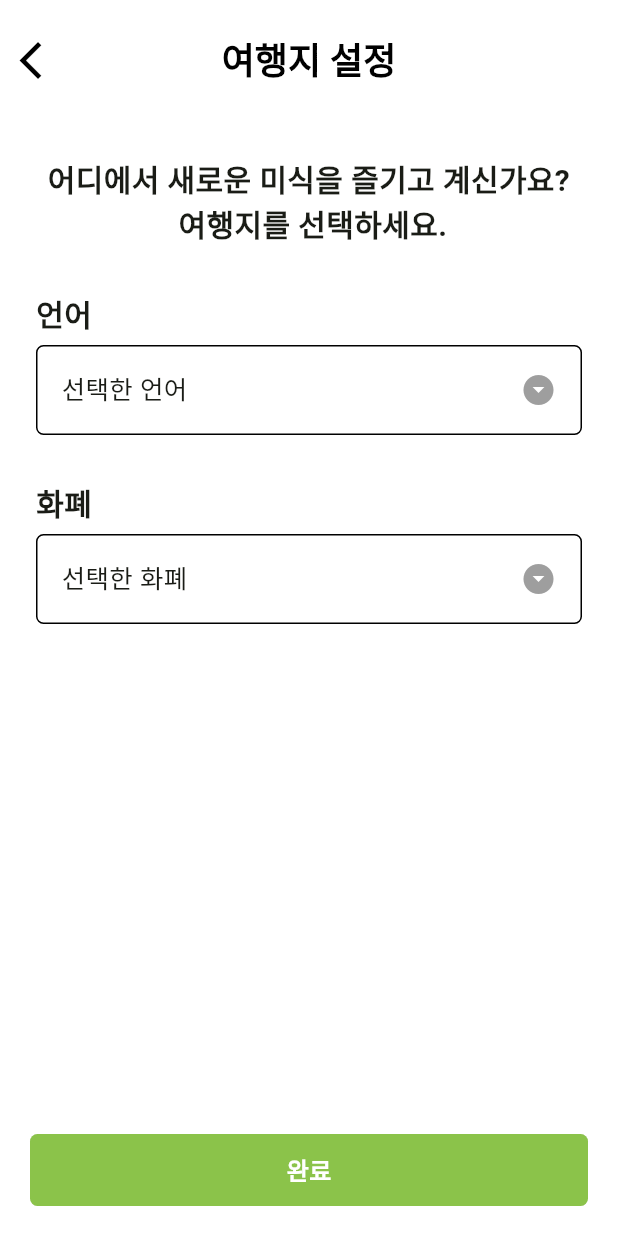
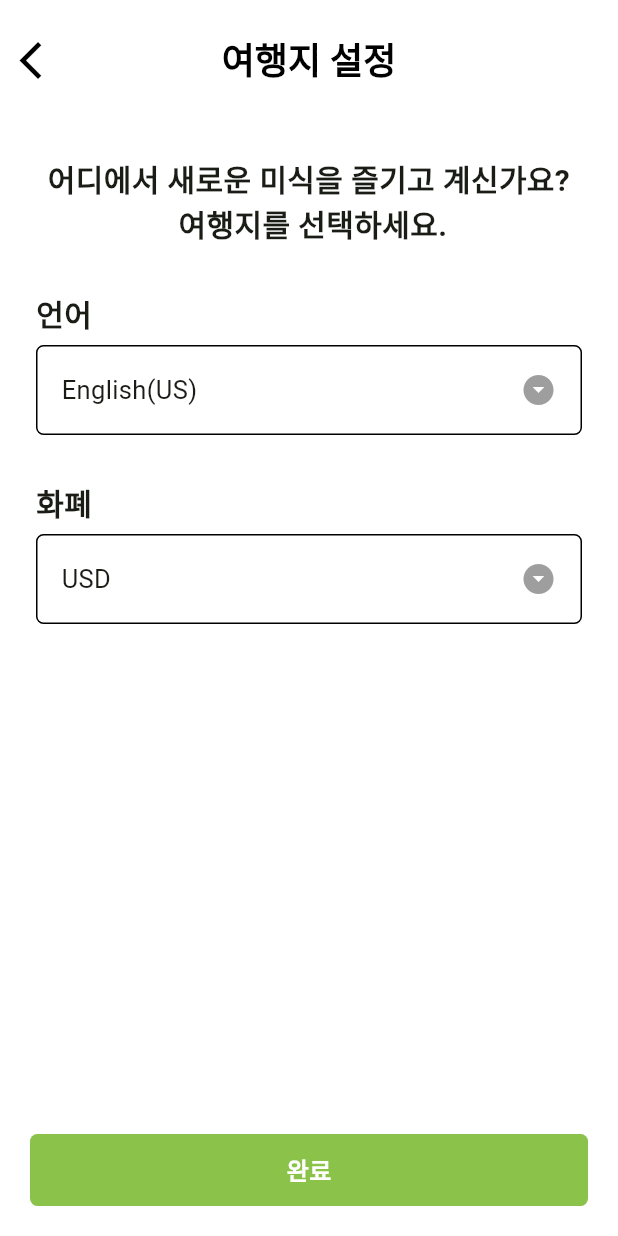
Before and after one commit to Team-FoodiePass/FoodiePass-Android, a Flutter app: the screen it shows after launch, after a tap on "여행지 설정 >", on a phone screen of 412 x 824 dp. Run offline on Flutter 3.47's test engine with Material 3 defaults, Android fonts, the phone set to English and light mode, and no system bars; our stand-ins replace flutter_svg, get, image_picker; project files that could hold a hidden picture were left out.

Commit message:
[#14] feat: 데이터 연동
프로필 정보와 여행지 정보를 필요한 페이지에 연동
- home_page
- profile_setting_page
- destination_setting_page

```diff
--- a/lib/pages/destination_setting_page.dart
+++ b/lib/pages/destination_setting_page.dart
@@ -1,5 +1,7 @@
 import 'package:flutter/material.dart';
 import 'package:get/get.dart';
+
+import '../controller/DestinationController.dart';
 
 class DestinationSettingPage extends StatefulWidget {
   const DestinationSettingPage({super.key});
@@ -9,6 +11,9 @@ class DestinationSettingPage extends StatefulWidget {
 }
 
 class _DestinationSettingPageState extends State<DestinationSettingPage> {
+  final DestinationController destinationController =
+      Get.put(DestinationController());
+
   @override
   Widget build(BuildContext context) {
     return Scaffold(
@@ -55,7 +60,7 @@ class _DestinationSettingPageState extends State<DestinationSettingPage> {
                 "어디에서 새로운 미식을 즐기고 계신가요?\n 여행지를 선택하세요.",
                 textAlign: TextAlign.center,
                 style: TextStyle(
-                  fontSize: 20, // 텍스트 크기
+                  fontSize: 20,
                   fontWeight: FontWeight.bold,
                 ),
               ),
@@ -80,14 +85,18 @@ class _DestinationSettingPageState extends State<DestinationSettingPage> {
                     shape: RoundedRectangleBorder(
                         side: const BorderSide(color: Colors.black),
                         borderRadius: BorderRadius.circular(5))),
-                child: const Row(
+                child: Row(
                   mainAxisAlignment: MainAxisAlignment.spaceBetween,
                   children: [
-                    Text(
-                      "선택한 언어",
-                      style: TextStyle(fontSize: 17),
+                    GetBuilder<DestinationController>(
+                      builder: (destinationController) => Text(
+                        '${destinationController.destinationLanguage}',
+                        style: const TextStyle(
+                          fontSize: 17,
+                        ),
+                      ),
                     ),
-                    Icon(
+                    const Icon(
                       Icons.arrow_drop_down_circle,
                       color: Colors.grey,
                     )
@@ -115,14 +124,18 @@ class _DestinationSettingPageState extends State<DestinationSettingPage> {
                     shape: RoundedRectangleBorder(
                         side: const BorderSide(color: Colors.black),
                         borderRadius: BorderRadius.circular(5))),
-                child: const Row(
+                child: Row(
                   mainAxisAlignment: MainAxisAlignment.spaceBetween,
                   children: [
-                    Text(
-                      "선택한 화폐",
-                      style: TextStyle(fontSize: 17),
+                    GetBuilder<DestinationController>(
+                      builder: (destinationController) => Text(
+                        '${destinationController.destinationCurrency}',
+                        style: const TextStyle(
+                          fontSize: 17,
+                        ),
+                      ),
                     ),
-                    Icon(
+                    const Icon(
                       Icons.arrow_drop_down_circle,
                       color: Colors.grey,
                     )
--- a/lib/pages/home_page.dart
+++ b/lib/pages/home_page.dart
@@ -2,6 +2,10 @@ import 'dart:io';
 
 import 'package:flutter/material.dart';
 import 'package:flutter_svg/flutter_svg.dart';
+import 'package:foodiepass_android/controller/DestinationController.dart';
+import 'package:foodiepass_android/controller/ProfileController.dart';
+import 'package:get/get.dart';
+import 'package:get/get_state_manager/src/simple/get_state.dart';
 import 'package:image_picker/image_picker.dart';
 import 'package:foodiepass_android/pages/destination_setting_page.dart';
 import 'package:foodiepass_android/pages/profile_setting_page.dart';
@@ -15,6 +19,9 @@ class HomePage extends StatefulWidget {
 }
 
 class _HomePageState extends State<HomePage> {
+  final DestinationController destinationController =
+      Get.put(DestinationController());
+
   File? _image; // 선택된 이미지 파일을 저장하는 변수
 
   Future<void> _pickImageFromCamera() async {
@@ -31,7 +38,6 @@ class _HomePageState extends State<HomePage> {
         context,
         MaterialPageRoute(builder: (context) => OcrLoadingPage()),
       );
-
     } else {
       print('선택된 이미지가 없습니다.');
     }
@@ -41,34 +47,28 @@ class _HomePageState extends State<HomePage> {
   Widget build(BuildContext context) {
     return Scaffold(
       backgroundColor: Colors.white,
-      // AppBar 설정
       appBar: AppBar(
         automaticallyImplyLeading: false,
-        // 뒤로가기 버튼을 자동으로 넣지 않음
-        // 타이틀
         title: const Text('FoodiePass',
             style: TextStyle(
                 color: Colors.black,
                 fontWeight: FontWeight.bold,
                 fontSize: 60)),
         centerTitle: true,
-        // 타이틀 가운데 정렬
         backgroundColor: Colors.white,
-        // AppBar 배경 흰색
         elevation: 0,
-        // AppBar 그림자 제거
-        toolbarHeight: 120, // AppBar 높이 설정
+        toolbarHeight: 120,
       ),
       body: Padding(
-        padding: const EdgeInsets.all(20.0), // 전체 패딩 설정
+        padding: const EdgeInsets.all(20.0),
         child: Column(
-          mainAxisAlignment: MainAxisAlignment.spaceBetween, // 위젯들을 상하로 배치
-          crossAxisAlignment: CrossAxisAlignment.center, // 위젯들을 좌우 가운데 정렬
+          mainAxisAlignment: MainAxisAlignment.spaceBetween,
+          crossAxisAlignment: CrossAxisAlignment.center,
           children: [
             // 이미지 클릭시
             GestureDetector(
               onTap: () {
-                _pickImageFromCamera(); // 카메라 실행 함수 호출s
+                _pickImageFromCamera(); // 카메라 실행 함수 호출
               },
 
               // 시작 이미지
@@ -81,74 +81,85 @@ class _HomePageState extends State<HomePage> {
                 ),
               ),
             ),
-
             // 여행지 정보 컨테이너
             Container(
-              padding: const EdgeInsets.all(20), // 컨테이너 내부 패딩
-              margin: const EdgeInsets.symmetric(vertical: 20), // 컨테이너 상하 마진
+              padding: const EdgeInsets.all(20),
+              margin: const EdgeInsets.symmetric(vertical: 15),
               decoration: BoxDecoration(
-                color: Colors.white, // 배경 색상 흰색
-                borderRadius: BorderRadius.circular(35), // 모서리 둥글게
-                border: Border.all(color: Colors.lightGreen), // 테두리 색상
+                color: Colors.white,
+                borderRadius: BorderRadius.circular(35),
+                border: Border.all(color: Colors.lightGreen),
                 boxShadow: [
                   BoxShadow(
-                    color: Colors.black.withOpacity(0.1), // 그림자 색상 및 투명도
-                    blurRadius: 5, // 그림자 흐림 정도
-                    spreadRadius: 2, // 그림자 확산 정도
+                    color: Colors.black.withOpacity(0.1),
+                    blurRadius: 5,
+                    spreadRadius: 2,
                   ),
                 ],
               ),
-              child: const Row(
-                mainAxisAlignment: MainAxisAlignment.center, // 중앙 정렬
+              child: Column(
+                  mainAxisAlignment: MainAxisAlignment.center,
                   children: [
-                  // 왼쪽 컬럼: 여행지 텍스트와 아이콘
-                  Column(
-                    //crossAxisAlignment: CrossAxisAlignment.start, // 좌측 정렬
-                    mainAxisAlignment: MainAxisAlignment.center, // 수직 중앙 정렬
-                    crossAxisAlignment: CrossAxisAlignment.center, // 수평 중앙 정렬
-                    children: [
-                      Text(
+                    const Text(
                       '여행지',
                       style: TextStyle(
+                        fontSize: 25,
+                        fontWeight: FontWeight.bold,
+                      ),
+                    ),
+                    const SizedBox(
+                      height: 20,
+                    ),
+                    Row(
+                      mainAxisAlignment: MainAxisAlignment.center,
+                      children: [
+                        const Column(
+                          mainAxisAlignment: MainAxisAlignment.center,
+                          crossAxisAlignment: CrossAxisAlignment.center,
+                          children: [
+                            Icon(
+                              Icons.airplane_ticket_outlined,
+                              size: 90,
+                              color: Colors.grey,
+                            ),
+                          ],
+                        ),
+                        const SizedBox(width: 50),
+                        Column(
+                          mainAxisAlignment: MainAxisAlignment.center,
+                          crossAxisAlignment: CrossAxisAlignment.center,
+                          children: [
+                            GetBuilder<DestinationController>(
+                              builder: (destinationController) => Text(
+                                '${destinationController.destinationLanguage}',
+                                style: const TextStyle(
                                   fontSize: 20,
                                   fontWeight: FontWeight.bold,
                                 ),
                               ),
-                      SizedBox(height: 10), // 텍스트와 아이콘 사이 간격
-                      Icon(Icons.luggage, size: 30), // 아이콘
-                    ],
                             ),
-                  SizedBox(width: 50),
-                  // 오른쪽 컬럼: English와 USD 텍스트 중앙 정렬
-                  Column(
-                    mainAxisAlignment: MainAxisAlignment.center, // 수직 중앙 정렬
-                    crossAxisAlignment: CrossAxisAlignment.center, // 수평 중앙 정렬
-                    children: [
-                      Text(
-                        'English(US)', // 언어 정보
-                        style: TextStyle(
+                            const SizedBox(
+                              height: 10,
+                            ),
+                            GetBuilder<DestinationController>(
+                              builder: (destinationController) => Text(
+                                '${destinationController.destinationCurrency}',
+                                style: const TextStyle(
                                   fontSize: 20,
                                   fontWeight: FontWeight.bold,
                                 ),
-                      ),
-                      SizedBox(height: 10),
-                      Text(
-                        'USD',
-                        style: TextStyle(
-                          fontSize: 20,
-                          fontWeight: FontWeight.bold,
                               ),
                             ),
                           ],
                         ),
                       ],
-              ),
+                    )
+                  ]),
             ),
             // 프로필, 여행지 설정 버튼
             Row(
-              mainAxisAlignment: MainAxisAlignment.center, // 버튼 중앙 정렬
+              mainAxisAlignment: MainAxisAlignment.center,
               children: [
-                // 프로필
                 Flexible(
                   child: ElevatedButton(
                     // 버튼 클릭시
@@ -156,7 +167,8 @@ class _HomePageState extends State<HomePage> {
                       Navigator.push(
                         context,
                         MaterialPageRoute(
-                              builder: (context) => const ProfileSettingPage(fromHomePage: true),
+                          builder: (context) =>
+                              const ProfileSettingPage(fromHomePage: true),
                         ),
                       );
                     },
@@ -167,7 +179,7 @@ class _HomePageState extends State<HomePage> {
                         borderRadius: BorderRadius.circular(15),
                       ),
                       padding: const EdgeInsets.symmetric(
-                          horizontal: 30, vertical: 15), // 버튼 패딩
+                          horizontal: 30, vertical: 15),
                     ),
                     child: const Text(
                       '프로필 설정 >',
@@ -198,7 +210,7 @@ class _HomePageState extends State<HomePage> {
                         borderRadius: BorderRadius.circular(15),
                       ),
                       padding: const EdgeInsets.symmetric(
-                          horizontal: 30, vertical: 15), // 버튼 패딩
+                          horizontal: 30, vertical: 15),
                     ),
                     child: const Text(
                       '여행지 설정 >',
--- a/lib/pages/profile_setting_page.dart
+++ b/lib/pages/profile_setting_page.dart
@@ -1,4 +1,5 @@
 import 'package:flutter/material.dart';
+import 'package:foodiepass_android/controller/ProfileController.dart';
 import 'package:foodiepass_android/pages/home_page.dart';
 import 'package:get/get.dart';
 
@@ -12,6 +13,9 @@ class ProfileSettingPage extends StatefulWidget {
 }
 
 class _ProfileSettingPageState extends State<ProfileSettingPage> {
+  final ProfileController profileController =
+  Get.put(ProfileController());
+
   @override
   Widget build(BuildContext context) {
     return Scaffold(
@@ -83,14 +87,18 @@ class _ProfileSettingPageState extends State<ProfileSettingPage> {
                     shape: RoundedRectangleBorder(
                         side: const BorderSide(color: Colors.black),
                         borderRadius: BorderRadius.circular(5))),
-                child: const Row(
+                child: Row(
                   mainAxisAlignment: MainAxisAlignment.spaceBetween,
                   children: [
-                    Text(
-                      "선택한 언어",
-                      style: TextStyle(fontSize: 17),
+                    GetBuilder<ProfileController>(
+                      builder: (profileController) => Text(
+                        '${profileController.profileLanguage}',
+                        style: const TextStyle(
+                          fontSize: 17,
+                        ),
+                      ),
                     ),
-                    Icon(
+                    const Icon(
                       Icons.arrow_drop_down_circle,
                       color: Colors.grey,
                     )
@@ -118,14 +126,18 @@ class _ProfileSettingPageState extends State<ProfileSettingPage> {
                     shape: RoundedRectangleBorder(
                         side: const BorderSide(color: Colors.black),
                         borderRadius: BorderRadius.circular(5))),
-                child: const Row(
+                child: Row(
                   mainAxisAlignment: MainAxisAlignment.spaceBetween,
                   children: [
-                    Text(
-                      "선택한 화폐",
-                      style: TextStyle(fontSize: 17),
+                    GetBuilder<ProfileController>(
+                      builder: (profileController) => Text(
+                        '${profileController.profileCurrency}',
+                        style: const TextStyle(
+                          fontSize: 17,
+                        ),
+                      ),
                     ),
-                    Icon(
+                    const Icon(
                       Icons.arrow_drop_down_circle,
                       color: Colors.grey,
                     )
```
Lines whose indentation alone changed are shown as unchanged.
